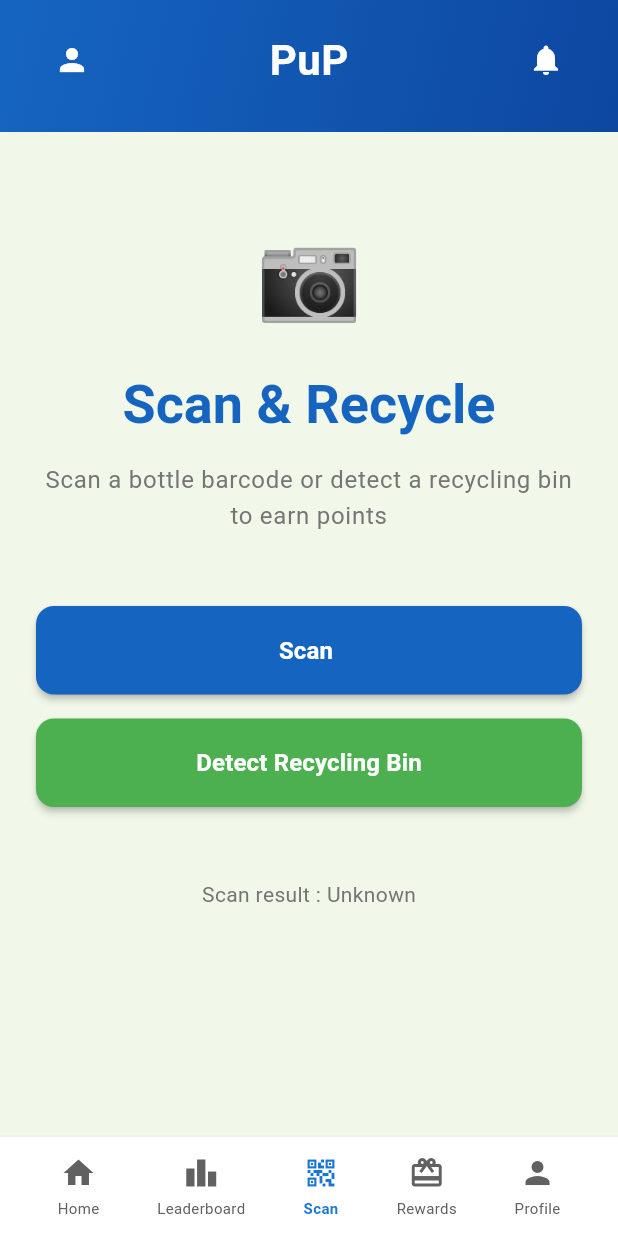
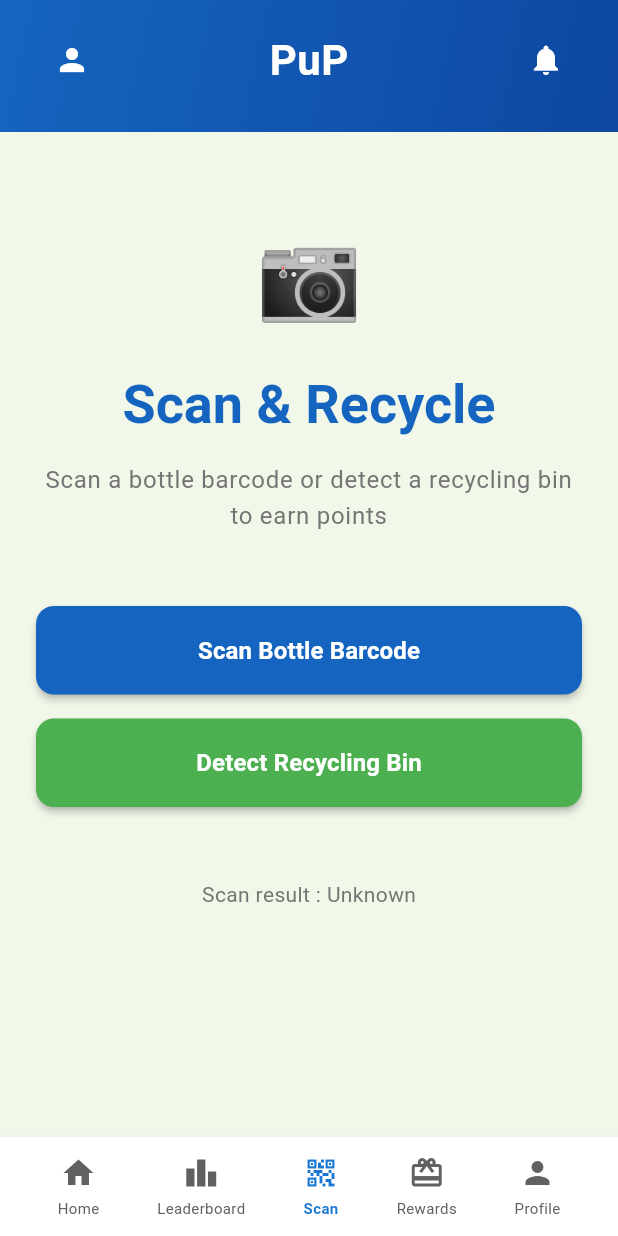
Before and after one commit to jerronjunior/Price-ur-Plastic, a Flutter app: the ScanLandingScreen screen opened by its route, on a phone screen of 412 x 824 dp. Run offline on Flutter 3.47's test engine with Material 3 defaults, Android fonts, the phone set to English and light mode, and no system bars; our stand-ins replace camera, cloud_firestore, firebase_auth, firebase_core, firebase_storage, go_router and 1 more; missing offline and left inert: mobile_scanner; accounts and stored records are empty; network calls fail.

Commit message:
fix: Update button text on scan landing screen for clarity

```diff
--- a/lib/screens/scan/scan_landing_screen.dart
+++ b/lib/screens/scan/scan_landing_screen.dart
@@ -106,7 +106,7 @@ class _ScanLandingScreenState extends State<ScanLandingScreen> {
                         ),
                       ),
                       child: const Text(
-                        'Scan ',
+                        'Scan Bottle Barcode',
                         style: TextStyle(
                           color: Colors.white,
                           fontWeight: FontWeight.bold,
```
